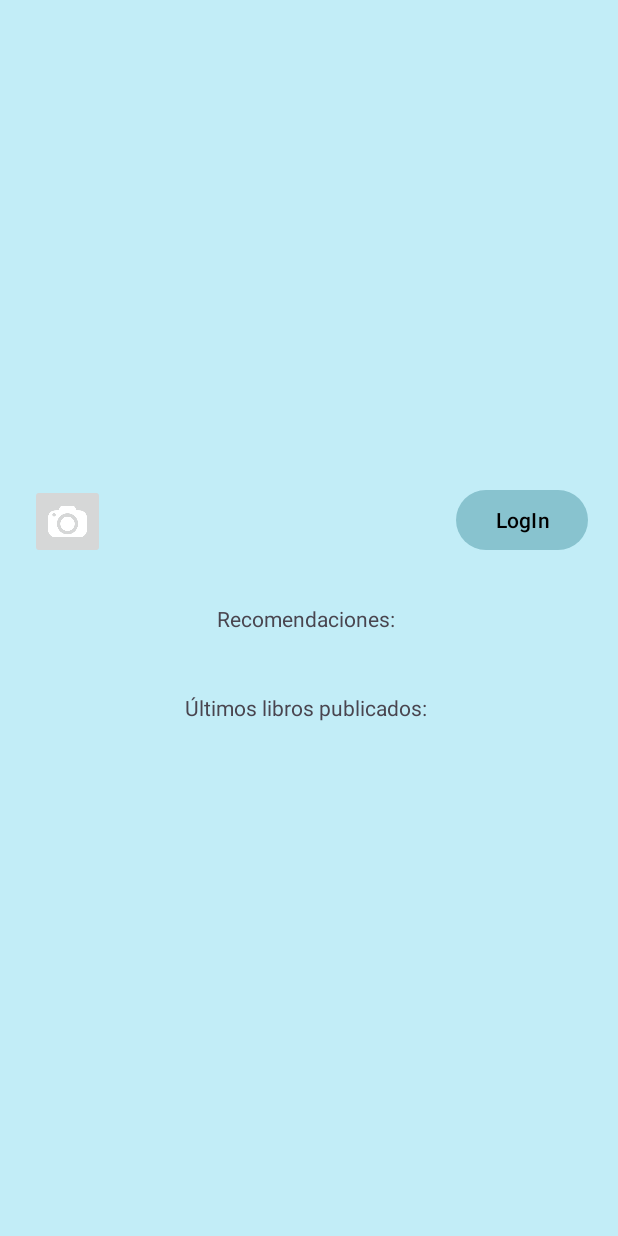
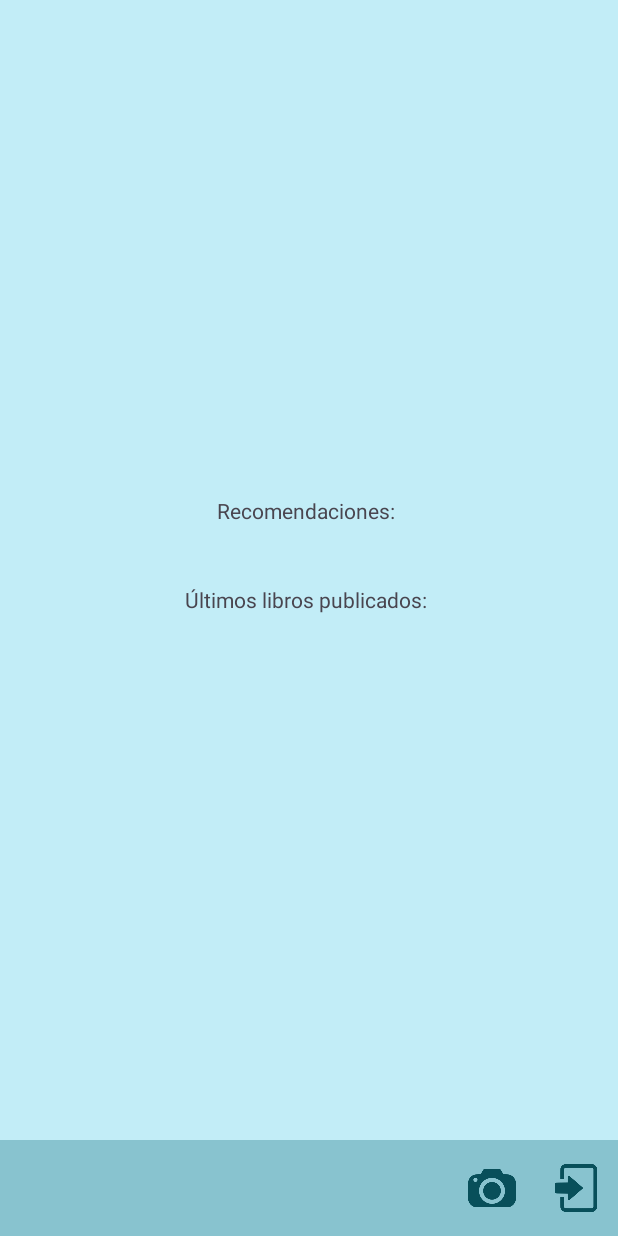
Before and after one commit to yelkov/BiblioTeis, an Android app: the screen it shows after launch (MainActivity), on a phone screen of 412 x 824 dp. Run offline under Robolectric (Android 15) with nearby library versions, the phone set to English and light mode, and no system bars; 1 statement that could not run was skipped.

Commit message:
implementar toolbar

```diff
--- a/app/src/main/java/com/example/biblioteis/LoginActivity.java
+++ b/app/src/main/java/com/example/biblioteis/LoginActivity.java
@@ -33,10 +33,7 @@ public class LoginActivity extends AppCompatActivity {
             return insets;
         });
 
-        btnLogin = findViewById(R.id.btnLogin);
-        btnCancelar = findViewById(R.id.btnCancelar);
-        etEmail = findViewById(R.id.etEmail);
-        etPassword = findViewById(R.id.etPassword);
+        initializeViews();
 
         User usuario = UserProvider.getInstance();
         if(usuario.getName() != null){
@@ -96,4 +93,11 @@ public class LoginActivity extends AppCompatActivity {
         });
 
     }
+
+    private void initializeViews() {
+        btnLogin = findViewById(R.id.btnLogin);
+        btnCancelar = findViewById(R.id.btnCancelar);
+        etEmail = findViewById(R.id.etEmail);
+        etPassword = findViewById(R.id.etPassword);
+    }
 }
--- a/app/src/main/java/com/example/biblioteis/MainActivity.java
+++ b/app/src/main/java/com/example/biblioteis/MainActivity.java
@@ -2,15 +2,23 @@ package com.example.biblioteis;
 
 import android.content.Intent;
 import android.os.Bundle;
+import android.util.Log;
+import android.view.Menu;
+import android.view.MenuInflater;
+import android.view.MenuItem;
 import android.view.View;
 import android.widget.Button;
 import android.widget.ImageButton;
 import android.widget.TextView;
 import android.widget.Toast;
 
+import androidx.annotation.NonNull;
+import androidx.appcompat.widget.Toolbar;
+
 import androidx.activity.EdgeToEdge;
 import androidx.appcompat.app.AppCompatActivity;
 import androidx.core.graphics.Insets;
+import androidx.core.view.MenuProvider;
 import androidx.core.view.ViewCompat;
 import androidx.core.view.WindowInsetsCompat;
 import androidx.lifecycle.ViewModelProvider;
@@ -27,9 +35,9 @@ import java.util.List;
 import java.util.stream.Collectors;
 
 public class MainActivity extends AppCompatActivity {
+    Toolbar tbMain;
     RecyclerView rvUltimosPublicados, rvRecomendaciones;
-    Button btnLoguear, btnCatalogo, btnPerfil;
-    ImageButton btnEscanear;
+    Button  btnCatalogo, btnPerfil;
     TextView txtUsuario, txtNombreUsuario;
     BookRepository br;
     MainActivityVM vm;
@@ -37,6 +45,8 @@ public class MainActivity extends AppCompatActivity {
     @Override
     protected void onCreate(Bundle savedInstanceState) {
         super.onCreate(savedInstanceState);
+        Log.d("MainActivity", "onCreate: started");
+
         EdgeToEdge.enable(this);
         setContentView(R.layout.activity_main);
         ViewCompat.setOnApplyWindowInsetsListener(findViewById(R.id.main), (v, insets) -> {
@@ -47,11 +57,27 @@ public class MainActivity extends AppCompatActivity {
 
         initializeViews();
 
-        btnLoguear.setOnClickListener(new View.OnClickListener() {
+        setSupportActionBar(tbMain);
+        getSupportActionBar().setDisplayShowTitleEnabled(false);
+
+        addMenuProvider(new MenuProvider() {
             @Override
-            public void onClick(View v) {
-                Intent intent = new Intent(v.getContext(),LoginActivity.class);
-                startActivity(intent);
+            public void onCreateMenu(@NonNull Menu menu, @NonNull MenuInflater menuInflater) {
+                menuInflater.inflate(R.menu.menu, menu);
+            }
+
+            @Override
+            public boolean onMenuItemSelected(@NonNull MenuItem menuItem) {
+                int id = menuItem.getItemId();
+                if(id == R.id.btnEscanear){
+                    Intent intent = new Intent(MainActivity.this,QRScannerActivity.class);
+                    startActivity(intent);
+                }
+                if(id == R.id.btnLoguear){
+                    Intent intent = new Intent(MainActivity.this,LoginActivity.class);
+                    startActivity(intent);
+                }
+                return false;
             }
         });
 
@@ -77,13 +103,13 @@ public class MainActivity extends AppCompatActivity {
     }//fin onCreate
 
     private void initializeViews() {
+        tbMain = findViewById(R.id.tbMain);
+
         txtNombreUsuario = findViewById(R.id.txtNombreUsuario);
         txtNombreUsuario.setText(" ");
         txtUsuario = findViewById(R.id.txtUsuario);
         txtUsuario.setText(" ");
 
-        btnLoguear = findViewById(R.id.btnLoguear);
-        btnEscanear = findViewById(R.id.btnEscanear);
         btnCatalogo = findViewById(R.id.btnCatalogo);
         btnPerfil = findViewById(R.id.btnPerfil);
 
@@ -125,9 +151,8 @@ public class MainActivity extends AppCompatActivity {
         super.onResume();
         User usuario = UserProvider.getInstance();
         if(usuario.getName() != null){
-            txtUsuario.setText("User: ");
+            txtUsuario.setText("Usuario: ");
             txtNombreUsuario.setText(usuario.getName());
-            btnLoguear.setText("LogOut");
             btnCatalogo.setVisibility(View.VISIBLE);
             btnPerfil.setVisibility(View.VISIBLE);
 
@@ -138,18 +163,19 @@ public class MainActivity extends AppCompatActivity {
                     v.getContext().startActivity(intent);
                 }
             });
+            /*
             btnEscanear.setOnClickListener(new View.OnClickListener() {
                 @Override
                 public void onClick(View v) {
-                    Intent intent = new Intent(v.getContext(),QRScannerActivity.class);
-                    v.getContext().startActivity(intent);
+
                 }
             });
+
+             */
 
         }else{
             txtUsuario.setText(" ");
             txtNombreUsuario.setText(" ");
-            btnLoguear.setText("LogIn");
             btnCatalogo.setVisibility(View.GONE);
             btnPerfil.setVisibility(View.GONE);
         }
--- a/app/src/main/java/com/example/biblioteis/PerfilUsuarioActivity.java
+++ b/app/src/main/java/com/example/biblioteis/PerfilUsuarioActivity.java
@@ -51,7 +51,7 @@ public class PerfilUsuarioActivity extends AppCompatActivity {
             return insets;
         });
 
-        setViews();
+        initializeViews();
 
         User usuario = UserProvider.getInstance();
         txtPerfilNombre.setText(usuario.getName());
@@ -129,14 +129,16 @@ public class PerfilUsuarioActivity extends AppCompatActivity {
 
     }
 
-    private void setViews() {
+    private void initializeViews() {
         imgPerfil = findViewById(R.id.imgPerfil);
         txtPerfilNombre = findViewById(R.id.txtPerfilNombre);
         txtPerfilEmail = findViewById(R.id.txtPerfilEmail);
         linearActiveLendings = findViewById(R.id.linearActiveLendings);
         txtMasElementos = findViewById(R.id.txtMoreItems);
+
         historicoLendings = new ArrayList<>();
         activeLendings = new ArrayList<>();
+
         rvHistoricoLendings = findViewById(R.id.rvHistoricoLendings);
         rvHistoricoLendings.setLayoutManager(new LinearLayoutManager(this));
         rvActiveLendings = findViewById(R.id.rvActiveLendings);
--- a/app/src/main/res/layout/activity_main.xml
+++ b/app/src/main/res/layout/activity_main.xml
@@ -12,48 +12,11 @@
         android:layout_height="wrap_content"
         android:orientation="vertical"
         android:padding="20dp"
-        app:layout_constraintBottom_toBottomOf="parent"
+        android:layout_marginBottom="20dp"
+        app:layout_constraintBottom_toTopOf="@id/tbMain"
         app:layout_constraintEnd_toEndOf="parent"
         app:layout_constraintStart_toStartOf="parent"
         app:layout_constraintTop_toTopOf="parent">
-        <LinearLayout
-            android:layout_width="match_parent"
-            android:layout_height="wrap_content"
-            android:orientation="horizontal"
-            android:layout_marginBottom="10dp">
-            <ImageButton
-                android:id="@+id/btnEscanear"
-                android:src="@drawable/camara"
-                android:scaleType="fitCenter"
-                android:layout_width="50dp"
-                android:layout_height="50dp"
-                 />
-            <LinearLayout
-                android:layout_width="0dp"
-                android:layout_height="wrap_content"
-                android:layout_weight="1"
-                android:layout_marginHorizontal="10dp"
-                android:orientation="horizontal"
-                android:layout_gravity="center"
-                android:gravity="center">
-                <TextView
-                    android:id="@+id/txtUsuario"
-                    android:layout_width="wrap_content"
-                    android:layout_height="wrap_content"
-                    android:text="Usuario: "/>
-                <TextView
-                    android:id="@+id/txtNombreUsuario"
-                    android:layout_width="wrap_content"
-                    android:layout_height="wrap_content"/>
-            </LinearLayout>
-
-
-            <Button
-                android:id="@+id/btnLoguear"
-                android:layout_width="wrap_content"
-                android:layout_height="wrap_content"
-                android:text="Login" />
-        </LinearLayout>
 
         <LinearLayout
             android:layout_width="match_parent"
@@ -93,8 +56,6 @@
                     android:visibility="gone"/>
 
             </LinearLayout>
-
-
             <TextView
                 android:layout_width="wrap_content"
                 android:layout_height="wrap_content"
@@ -107,8 +68,37 @@
                 android:layout_width="match_parent"
                 android:layout_height="wrap_content"
                 />
-
-
         </LinearLayout>
     </LinearLayout>
+
+    <androidx.appcompat.widget.Toolbar
+        android:id="@+id/tbMain"
+        android:layout_width="match_parent"
+        android:layout_height="wrap_content"
+        android:background="?attr/colorPrimary"
+        android:minHeight="?attr/actionBarSize"
+        android:theme="?attr/actionBarTheme"
+        android:gravity="center"
+        app:layout_constraintBottom_toBottomOf="parent"
+        app:layout_constraintEnd_toEndOf="parent"
+        app:layout_constraintStart_toStartOf="parent">
+        <LinearLayout
+            android:layout_width="wrap_content"
+            android:layout_height="wrap_content"
+            android:orientation="horizontal"
+            android:layout_gravity="left"
+            android:gravity="center">
+            <TextView
+                android:id="@+id/txtUsuario"
+                android:layout_width="wrap_content"
+                android:layout_height="wrap_content"
+                android:text="Usuario: "/>
+            <TextView
+                android:id="@+id/txtNombreUsuario"
+                android:layout_width="wrap_content"
+                android:layout_height="wrap_content"
+                android:textStyle="bold"
+                android:textSize="20sp"/>
+        </LinearLayout>
+    </androidx.appcompat.widget.Toolbar>
 </androidx.constraintlayout.widget.ConstraintLayout>
--- a/app/src/main/res/menu/menu.xml
+++ b/app/src/main/res/menu/menu.xml
@@ -2,10 +2,16 @@
 <menu xmlns:app="http://schemas.android.com/apk/res-auto"
     xmlns:android="http://schemas.android.com/apk/res/android">
     <item
+        android:id="@+id/btnEscanear"
         android:icon="@drawable/camara"
-        android:title="Item"
-        app:showAsAction="ifRoom" />
+        app:iconTint="@color/secondary_dark"
+        android:title="scan"
+        app:showAsAction="always|withText" />
     <item
+        android:id="@+id/btnLoguear"
+        android:icon="@drawable/login"
+        app:iconTint="@color/secondary_dark"
         android:title="LOGIN"
+        android:tooltipText="LOGIN"
         app:showAsAction="ifRoom" />
 </menu>
```
Also changed, not shown: app/src/main/res/drawable/login.png (added).
